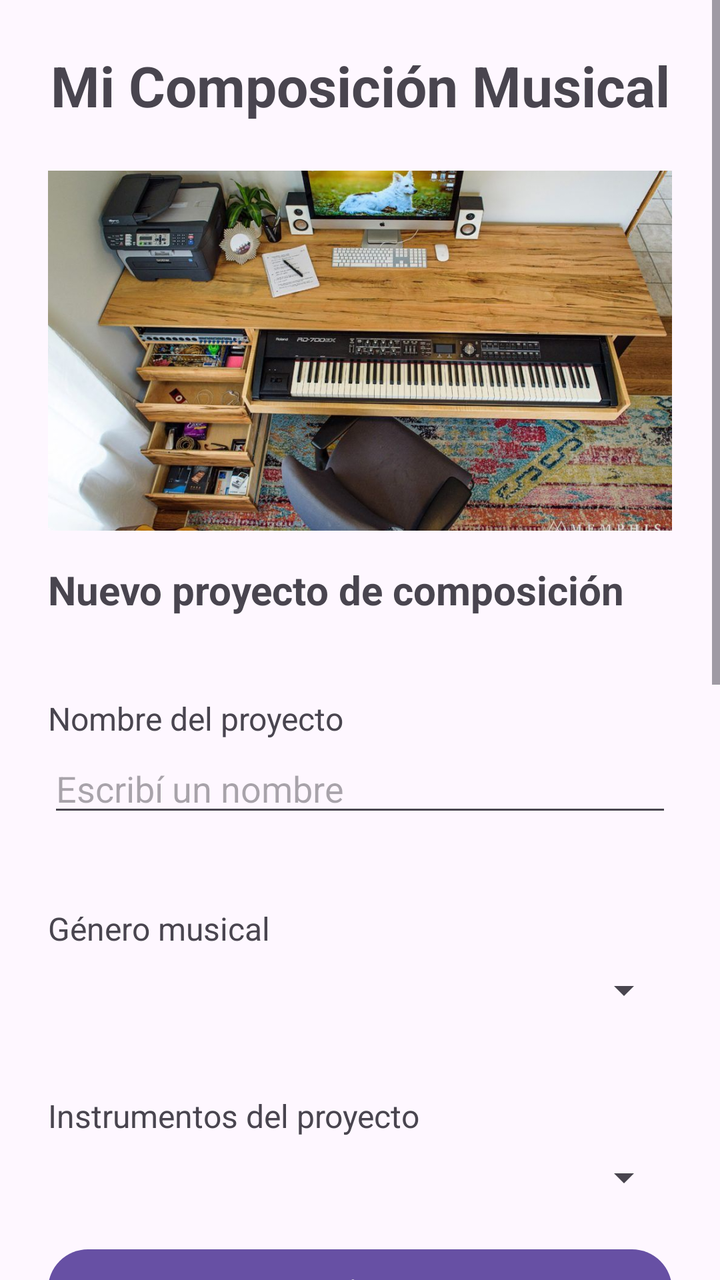
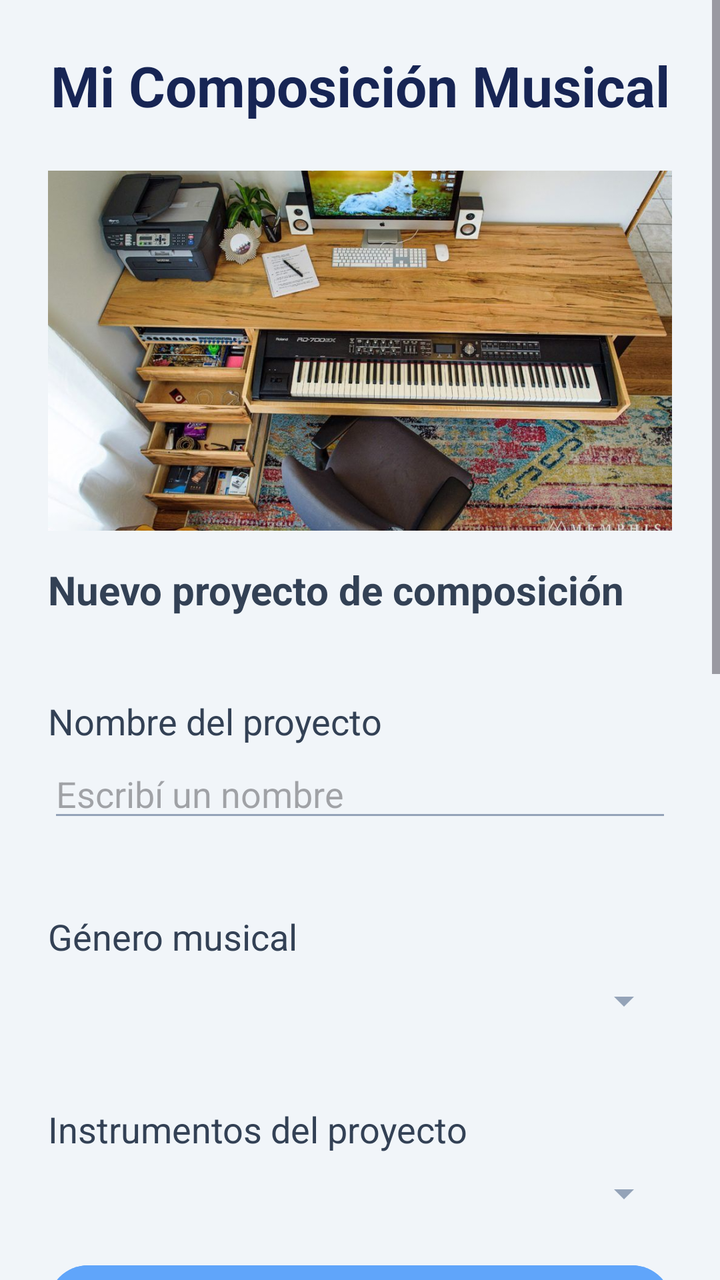

Two renders of the same Android screen: before a commit and after it. Below are the layout's source before the change and the commit's diff.
<!-- AndroidManifest.xml: application theme Theme.MiApp -->
<!-- res/layout/activity_main.xml -->
<?xml version="1.0" encoding="utf-8"?>
<androidx.constraintlayout.widget.ConstraintLayout
    xmlns:android="http://schemas.android.com/apk/res/android"
    xmlns:app="http://schemas.android.com/apk/res-auto"
    android:layout_width="match_parent"
    android:layout_height="match_parent">

    <ScrollView
        android:layout_width="0dp"
        android:layout_height="0dp"
        android:fillViewport="true"
        app:layout_constraintTop_toTopOf="parent"
        app:layout_constraintBottom_toBottomOf="parent"
        app:layout_constraintStart_toStartOf="parent"
        app:layout_constraintEnd_toEndOf="parent">

        <LinearLayout
            android:layout_width="match_parent"
            android:layout_height="wrap_content"
            android:orientation="vertical"
            android:padding="24dp">

            <TextView
                android:layout_width="match_parent"
                android:layout_height="wrap_content"
                android:layout_marginBottom="24dp"
                android:gravity="center"
                android:text="Mi Composición Musical"
                android:textSize="28sp"
                android:textStyle="bold" />

            <ImageView
                android:id="@+id/imgMusica"
                android:layout_width="match_parent"
                android:layout_height="180dp"
                android:layout_marginBottom="16dp"
                android:scaleType="centerCrop"
                android:src="@drawable/musica"
                android:contentDescription="Imagen relacionada con composición musical" />

            <TextView
                android:layout_width="wrap_content"
                android:layout_height="wrap_content"
                android:layout_marginBottom="40dp"
                android:text="Nuevo proyecto de composición"
                android:textSize="20sp"
                android:textStyle="bold" />

            <TextView
                android:layout_width="wrap_content"
                android:layout_height="wrap_content"
                android:layout_marginBottom="2dp"
                android:text="Nombre del proyecto"
                android:textSize="16sp" />

            <EditText
                android:id="@+id/edtNombre"
                android:layout_width="match_parent"
                android:layout_height="wrap_content"
                android:layout_marginBottom="40dp"
                android:hint="Escribí un nombre" />

            <TextView
                android:layout_width="wrap_content"
                android:layout_height="wrap_content"
                android:layout_marginBottom="8dp"
                android:text="Género musical"
                android:textSize="16sp" />

            <Spinner
                android:id="@+id/spinnerGenero"
                android:layout_width="match_parent"
                android:layout_height="wrap_content"
                android:layout_marginBottom="40dp" />

            <TextView
                android:layout_width="wrap_content"
                android:layout_height="wrap_content"
                android:layout_marginBottom="8dp"
                android:text="Instrumentos del proyecto"
                android:textSize="16sp" />

            <Spinner
                android:id="@+id/spinnerInstrumento"
                android:layout_width="match_parent"
                android:layout_height="wrap_content"
                android:layout_marginBottom="20dp" />

            <Button
                android:id="@+id/btnAgregarInstrumento"
                android:layout_width="match_parent"
                android:layout_height="wrap_content"
                android:layout_marginBottom="16dp"
                android:text="+ Agregar instrumento" />

            <TextView
                android:layout_width="wrap_content"
                android:layout_height="wrap_content"
                android:layout_marginBottom="8dp"
                android:text="Instrumentos seleccionados:"
                android:textSize="16sp" />

            <LinearLayout
                android:id="@+id/contenedorInstrumentos"
                android:layout_width="match_parent"
                android:layout_height="wrap_content"
                android:orientation="vertical"
                android:layout_marginBottom="40dp" />

            <TextView
                android:layout_width="wrap_content"
                android:layout_height="wrap_content"
                android:layout_marginBottom="8dp"
                android:text="Tonalidad"
                android:textSize="16sp" />

            <Spinner
                android:id="@+id/spinnerTonalidad"
                android:layout_width="match_parent"
                android:layout_height="wrap_content"
                android:layout_marginBottom="40dp" />

            <TextView
                android:layout_width="wrap_content"
                android:layout_height="wrap_content"
                android:layout_marginBottom="8dp"
                android:text="Tempo (BPM)"
                android:textSize="16sp" />

            <EditText
                android:id="@+id/edtTempo"
                android:layout_width="match_parent"
                android:layout_height="wrap_content"
                android:layout_marginBottom="40dp"
                android:hint="Ejemplo: 120"
                android:inputType="number" />

            <TextView
                android:layout_width="wrap_content"
                android:layout_height="wrap_content"
                android:layout_marginBottom="8dp"
                android:text="Idea musical"
                android:textSize="16sp" />

            <EditText
                android:id="@+id/edtIdea"
                android:layout_width="match_parent"
                android:layout_height="120dp"
                android:layout_marginBottom="16dp"
                android:gravity="top"
                android:hint="Describí tu idea musical"
                android:inputType="textMultiLine" />

            <LinearLayout
                android:layout_width="match_parent"
                android:layout_height="wrap_content"
                android:orientation="horizontal">

                <Button
                    android:id="@+id/btnLimpiar"
                    android:layout_width="0dp"
                    android:layout_height="wrap_content"
                    android:layout_weight="1"
                    android:text="Limpiar" />

                <Button
                    android:id="@+id/btnGuardar"
                    android:layout_width="0dp"
                    android:layout_height="wrap_content"
                    android:layout_marginStart="8dp"
                    android:layout_weight="1"
                    android:text="Crear proyecto" />

            </LinearLayout>

        </LinearLayout>

    </ScrollView>

</androidx.constraintlayout.widget.ConstraintLayout>
<!-- resources referenced by this layout -->
<resources>
  <!-- drawable musica: jpg bitmap (drawable, 147335 bytes) -->
  <style name="Theme.MiApp" parent="Base.Theme.MiApp" />
  <style name="Base.Theme.MiApp" parent="Theme.Material3.DayNight.NoActionBar">
          
          
      </style>
</resources>

<!-- the commit's change to res/layout/activity_main.xml (unified diff, before → after) -->
@@ -3,7 +3,9 @@
     xmlns:android="http://schemas.android.com/apk/res/android"
     xmlns:app="http://schemas.android.com/apk/res-auto"
     android:layout_width="match_parent"
-    android:layout_height="match_parent">
+    android:layout_height="match_parent"
+    android:background="#F7F8FA">
+
 
     <ScrollView
         android:layout_width="0dp"
@@ -18,6 +20,7 @@
             android:layout_width="match_parent"
             android:layout_height="wrap_content"
             android:orientation="vertical"
+            android:background="#F1F5F9"
             android:padding="24dp">
 
             <TextView
@@ -27,6 +30,7 @@
                 android:gravity="center"
                 android:text="Mi Composición Musical"
                 android:textSize="28sp"
+                android:textColor="#172554"
                 android:textStyle="bold" />
 
             <ImageView
@@ -44,6 +48,7 @@
                 android:layout_marginBottom="40dp"
                 android:text="Nuevo proyecto de composición"
                 android:textSize="20sp"
+                android:textColor="#334155"
                 android:textStyle="bold" />
 
             <TextView
@@ -51,13 +56,16 @@
                 android:layout_height="wrap_content"
                 android:layout_marginBottom="2dp"
                 android:text="Nombre del proyecto"
-                android:textSize="16sp" />
+                android:textColor="#334155"
+                android:textSize="18sp" />
 
             <EditText
                 android:id="@+id/edtNombre"
                 android:layout_width="match_parent"
                 android:layout_height="wrap_content"
                 android:layout_marginBottom="40dp"
+                android:backgroundTint="#94A3B8"
+                android:textColor="#334155"
                 android:hint="Escribí un nombre" />
 
             <TextView
@@ -65,12 +73,15 @@
                 android:layout_height="wrap_content"
                 android:layout_marginBottom="8dp"
                 android:text="Género musical"
-                android:textSize="16sp" />
+                android:textColor="#334155"
+                android:textSize="18sp" />
 
             <Spinner
                 android:id="@+id/spinnerGenero"
                 android:layout_width="match_parent"
                 android:layout_height="wrap_content"
+                android:backgroundTint="#94A3B8"
+                android:textColor="#334155"
                 android:layout_marginBottom="40dp" />
 
             <TextView
@@ -78,12 +89,15 @@
                 android:layout_height="wrap_content"
                 android:layout_marginBottom="8dp"
                 android:text="Instrumentos del proyecto"
-                android:textSize="16sp" />
+                android:textColor="#334155"
+                android:textSize="18sp" />
 
             <Spinner
                 android:id="@+id/spinnerInstrumento"
                 android:layout_width="match_parent"
                 android:layout_height="wrap_content"
+                android:backgroundTint="#94A3B8"
+                android:textColor="#334155"
                 android:layout_marginBottom="20dp" />
 
             <Button
@@ -91,6 +105,8 @@
                 android:layout_width="match_parent"
                 android:layout_height="wrap_content"
                 android:layout_marginBottom="16dp"
+                android:backgroundTint="#60A5FA"
+                android:textColor="#FFFFFF"
                 android:text="+ Agregar instrumento" />
 
             <TextView
@@ -98,7 +114,7 @@
                 android:layout_height="wrap_content"
                 android:layout_marginBottom="8dp"
                 android:text="Instrumentos seleccionados:"
-                android:textSize="16sp" />
+                android:textSize="18sp" />
 
             <LinearLayout
                 android:id="@+id/contenedorInstrumentos"
@@ -112,12 +128,15 @@
                 android:layout_height="wrap_content"
                 android:layout_marginBottom="8dp"
                 android:text="Tonalidad"
-                android:textSize="16sp" />
+                android:textColor="#334155"
+                android:textSize="18sp" />
 
             <Spinner
                 android:id="@+id/spinnerTonalidad"
                 android:layout_width="match_parent"
                 android:layout_height="wrap_content"
+                android:backgroundTint="#94A3B8"
+                android:textColor="#334155"
                 android:layout_marginBottom="40dp" />
 
             <TextView
@@ -125,7 +144,8 @@
                 android:layout_height="wrap_content"
                 android:layout_marginBottom="8dp"
                 android:text="Tempo (BPM)"
-                android:textSize="16sp" />
+                android:textColor="#334155"
+                android:textSize="18sp" />
 
             <EditText
                 android:id="@+id/edtTempo"
@@ -133,6 +153,8 @@
                 android:layout_height="wrap_content"
                 android:layout_marginBottom="40dp"
                 android:hint="Ejemplo: 120"
+                android:backgroundTint="#94A3B8"
+                android:textColor="#334155"
                 android:inputType="number" />
 
             <TextView
@@ -140,7 +162,8 @@
                 android:layout_height="wrap_content"
                 android:layout_marginBottom="8dp"
                 android:text="Idea musical"
-                android:textSize="16sp" />
+                android:textColor="#334155"
+                android:textSize="18sp" />
 
             <EditText
                 android:id="@+id/edtIdea"
@@ -149,6 +172,8 @@
                 android:layout_marginBottom="16dp"
                 android:gravity="top"
                 android:hint="Describí tu idea musical"
+                android:backgroundTint="#94A3B8"
+                android:textColor="#334155"
                 android:inputType="textMultiLine" />
 
             <LinearLayout
@@ -161,6 +186,8 @@
                     android:layout_width="0dp"
                     android:layout_height="wrap_content"
                     android:layout_weight="1"
+                    android:backgroundTint="#94A3B8"
+                    android:textColor="#FFFFFF"
                     android:text="Limpiar" />
 
                 <Button
@@ -169,6 +196,8 @@
                     android:layout_height="wrap_content"
                     android:layout_marginStart="8dp"
                     android:layout_weight="1"
+                    android:backgroundTint="#2563EB"
+                    android:textColor="#FFFFFF"
                     android:text="Crear proyecto" />
 
             </LinearLayout>
